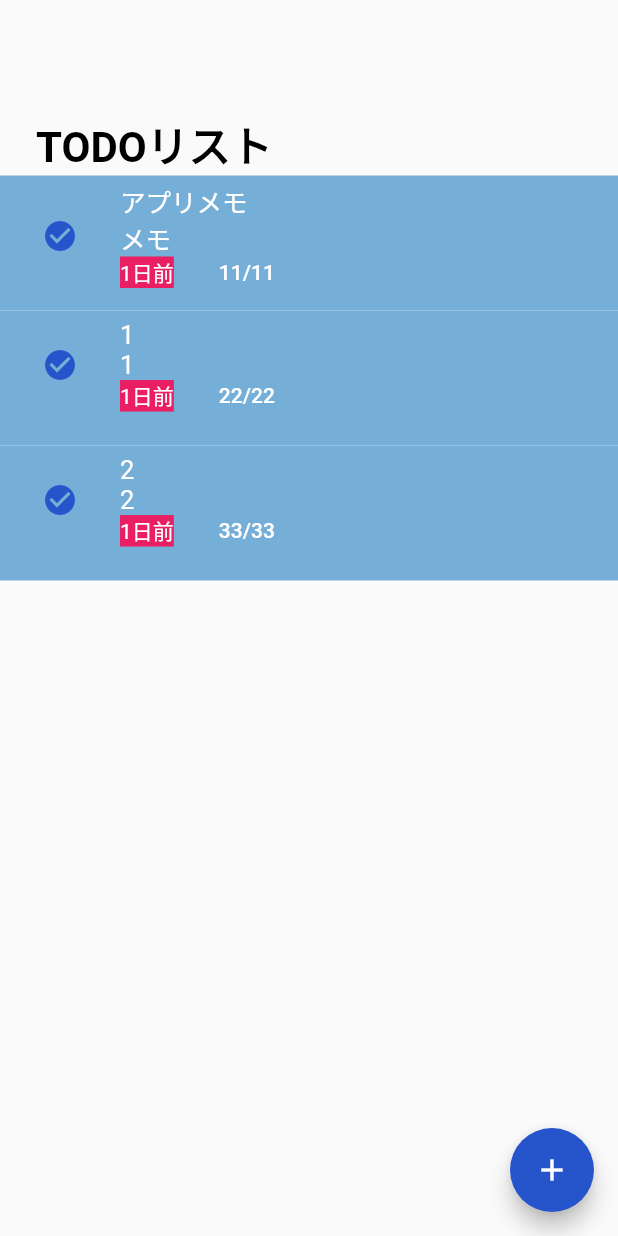
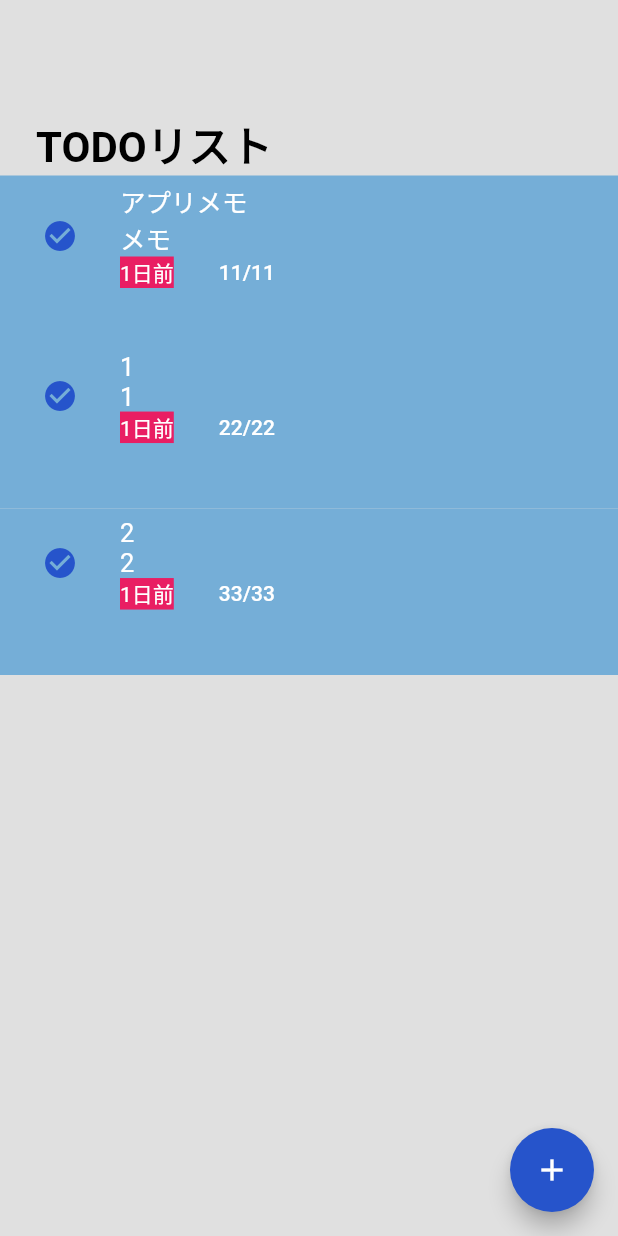
Before and after one commit to iseruuuuu/techtrain_todo_app, a Flutter app: the screen it shows after launch, on a phone screen of 412 x 824 dp. Run offline on Flutter 3.47's test engine with Material 2 defaults, Android fonts, the phone set to English and light mode, and no system bars; our stand-ins replace get, modal_bottom_sheet.

Commit message:
add: TodoのOnとOffを実装

```diff
--- a/lib/screen/home/home_screen.dart
+++ b/lib/screen/home/home_screen.dart
@@ -12,15 +12,16 @@ class HomeScreen extends StatelessWidget {
     final deviceSize = MediaQuery.of(context).size;
     final todo = controller.todos;
     return Scaffold(
+      backgroundColor: Colors.grey.shade300,
       appBar: PreferredSize(
         preferredSize: Size.zero,
         child: AppBar(
-          backgroundColor: Colors.white,
+          backgroundColor: Colors.grey.shade300,
           elevation: 0,
         ),
       ),
       body: SingleChildScrollView(
-        child: Container(
+        child: SizedBox(
           height: MediaQuery.of(context).size.height,
           child: Column(
             crossAxisAlignment: CrossAxisAlignment.start,
@@ -38,17 +39,21 @@ class HomeScreen extends StatelessWidget {
                   ),
                 ),
               ),
-              Expanded(
+              Obx(
+                () => Expanded(
                   child: ListView.builder(
                     controller: ScrollController(),
                     itemCount: todo.length,
-                  itemExtent: 90,
+                    itemExtent: 111,
                     itemBuilder: (BuildContext context, int index) {
                       final todoItem = todo[index];
                       return TodoListItem(
                         todo: todoItem,
+                        onTap: () =>
+                            controller.onCheck(todo: todoItem, index: index),
                       );
                     },
+                  ),
                 ),
               ),
             ],
@@ -57,7 +62,7 @@ class HomeScreen extends StatelessWidget {
       ),
       floatingActionButton: FloatingActionButton(
         backgroundColor: const Color(0xFF2654CB),
-        onPressed: controller.onTap,
+        onPressed: () => controller.onTap(),
         child: const Icon(Icons.add),
       ),
     );
```
Also changed, not shown: lib/controller/controller.dart (+81 -6 lines). Lines whose indentation alone changed are shown as unchanged.
